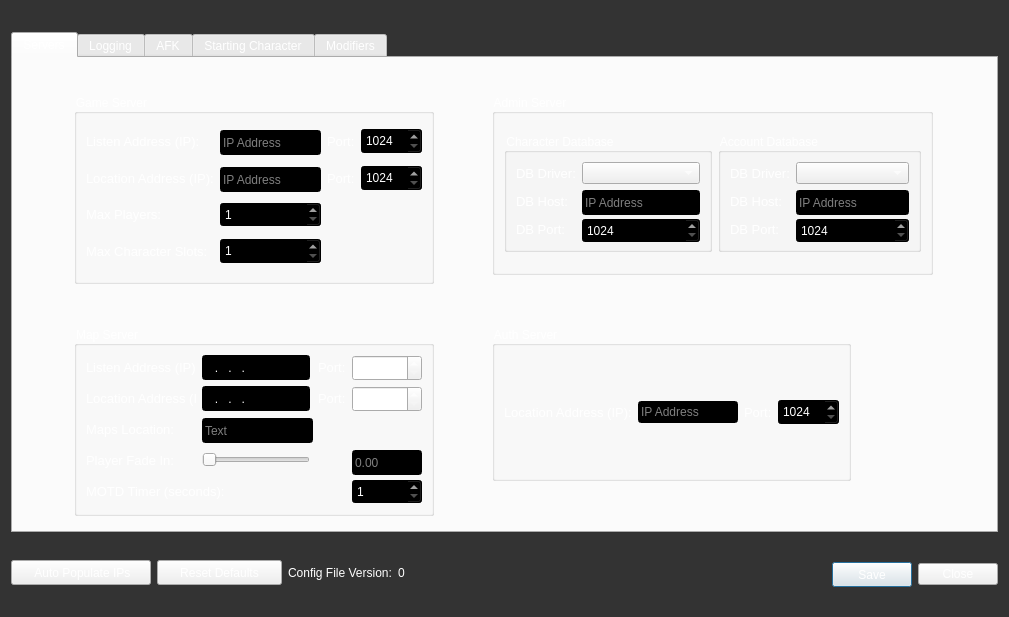
Before: the Qt Designer form Utilities/SEGSAdmin/SettingsDialog.ui in Segs/Segs, drawn with Qt 5.
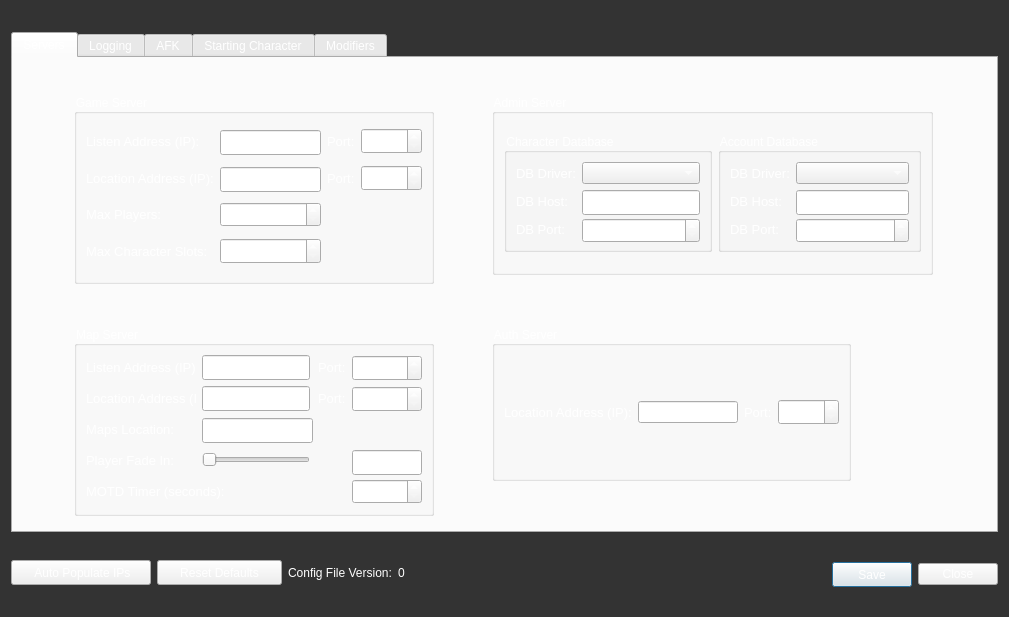
After: the same form once the commit is applied. Icons and pictures are not drawn.

Commit message: Fixed Settings colors.

```diff
--- a/Utilities/SEGSAdmin/SettingsDialog.ui
+++ b/Utilities/SEGSAdmin/SettingsDialog.ui
@@ -353,11 +353,6 @@
               <height>16777215</height>
              </size>
             </property>
-            <property name="styleSheet">
-             <string notr="true">color: rgb(255, 255, 255);
-background-color: rgb(0, 0, 0);
-</string>
-            </property>
             <property name="inputMask">
              <string>000.000.000.000</string>
             </property>
@@ -397,11 +392,6 @@
               <height>22</height>
              </size>
             </property>
-            <property name="styleSheet">
-             <string notr="true">color: rgb(255, 255, 255);
-background-color: rgb(0, 0, 0);
-</string>
-            </property>
             <property name="placeholderText">
              <string>Text</string>
             </property>
@@ -427,11 +417,6 @@
               <height>25</height>
              </size>
             </property>
-            <property name="styleSheet">
-             <string notr="true">color: rgb(255, 255, 255);
-background-color: rgb(0, 0, 0);
-</string>
-            </property>
             <property name="minimum">
              <number>1</number>
             </property>
@@ -478,11 +463,6 @@
               <height>20</height>
              </size>
             </property>
-            <property name="styleSheet">
-             <string notr="true">color: rgb(255, 255, 255);
-background-color: rgb(0, 0, 0);
-</string>
-            </property>
             <property name="placeholderText">
              <string>0.00</string>
             </property>
@@ -546,11 +526,6 @@
               <height>16777215</height>
              </size>
             </property>
-            <property name="styleSheet">
-             <string notr="true">color: rgb(255, 255, 255);
-background-color: rgb(0, 0, 0);
-</string>
-            </property>
             <property name="inputMask">
              <string>000.000.000.000</string>
             </property>
@@ -661,11 +636,6 @@
               <height>0</height>
              </size>
             </property>
-            <property name="styleSheet">
-             <string notr="true">color: rgb(255, 255, 255);
-background-color: rgb(0, 0, 0);
-</string>
-            </property>
             <property name="inputMask">
              <string/>
             </property>
@@ -694,11 +664,6 @@
               <height>26</height>
              </size>
             </property>
-            <property name="styleSheet">
-             <string notr="true">color: rgb(255, 255, 255);
-background-color: rgb(0, 0, 0);
-</string>
-            </property>
             <property name="minimum">
              <number>1</number>
             </property>
@@ -715,11 +680,6 @@
               <height>26</height>
              </size>
             </property>
-            <property name="styleSheet">
-             <string notr="true">color: rgb(255, 255, 255);
-background-color: rgb(0, 0, 0);
-</string>
-            </property>
             <property name="minimum">
              <number>1024</number>
             </property>
@@ -784,11 +744,6 @@
               <height>26</height>
              </size>
             </property>
-            <property name="styleSheet">
-             <string notr="true">color: rgb(255, 255, 255);
-background-color: rgb(0, 0, 0);
-</string>
-            </property>
             <property name="minimum">
              <number>1024</number>
             </property>
@@ -811,11 +766,6 @@
               <height>22</height>
              </size>
             </property>
-            <property name="styleSheet">
-             <string notr="true">color: rgb(255, 255, 255);
-background-color: rgb(0, 0, 0);
-</string>
-            </property>
             <property name="inputMask">
              <string/>
             </property>
@@ -844,11 +794,6 @@
               <height>25</height>
              </size>
             </property>
-            <property name="styleSheet">
-             <string notr="true">color: rgb(255, 255, 255);
-background-color: rgb(0, 0, 0);
-</string>
-            </property>
             <property name="minimum">
              <number>1</number>
             </property>
@@ -916,11 +861,6 @@
                  <height>25</height>
                 </size>
                </property>
-               <property name="styleSheet">
-                <string notr="true">color: rgb(255, 255, 255);
-background-color: rgb(0, 0, 0);
-</string>
-               </property>
                <property name="inputMask">
                 <string/>
                </property>
@@ -952,11 +892,6 @@
                  <height>25</height>
                 </size>
                </property>
-               <property name="styleSheet">
-                <string notr="true">color: rgb(255, 255, 255);
-background-color: rgb(0, 0, 0);
-</string>
-               </property>
                <property name="minimum">
                 <number>1024</number>
                </property>
@@ -1051,11 +986,6 @@
                  <height>25</height>
                 </size>
                </property>
-               <property name="styleSheet">
-                <string notr="true">color: rgb(255, 255, 255);
-background-color: rgb(0, 0, 0);
-</string>
-               </property>
                <property name="inputMask">
                 <string/>
                </property>
@@ -1084,11 +1014,6 @@
                  <height>25</height>
                 </size>
                </property>
-               <property name="styleSheet">
-                <string notr="true">color: rgb(255, 255, 255);
-background-color: rgb(0, 0, 0);
-</string>
-               </property>
                <property name="minimum">
                 <number>1024</number>
                </property>
@@ -1164,11 +1089,6 @@
               <property name="autoFillBackground">
                <bool>false</bool>
               </property>
-              <property name="styleSheet">
-               <string notr="true">color: rgb(255, 255, 255);
-background-color: rgb(0, 0, 0);
-</string>
-              </property>
               <property name="inputMask">
                <string/>
               </property>
@@ -1201,11 +1121,6 @@
                 <height>26</height>
                </size>
               </property>
-              <property name="styleSheet">
-               <string notr="true">color: rgb(255, 255, 255);
-background-color: rgb(0, 0, 0);
-</string>
-              </property>
               <property name="minimum">
                <number>1024</number>
               </property>
```
Left out of the diff: 8 changed lines with no effect on the pictures.
